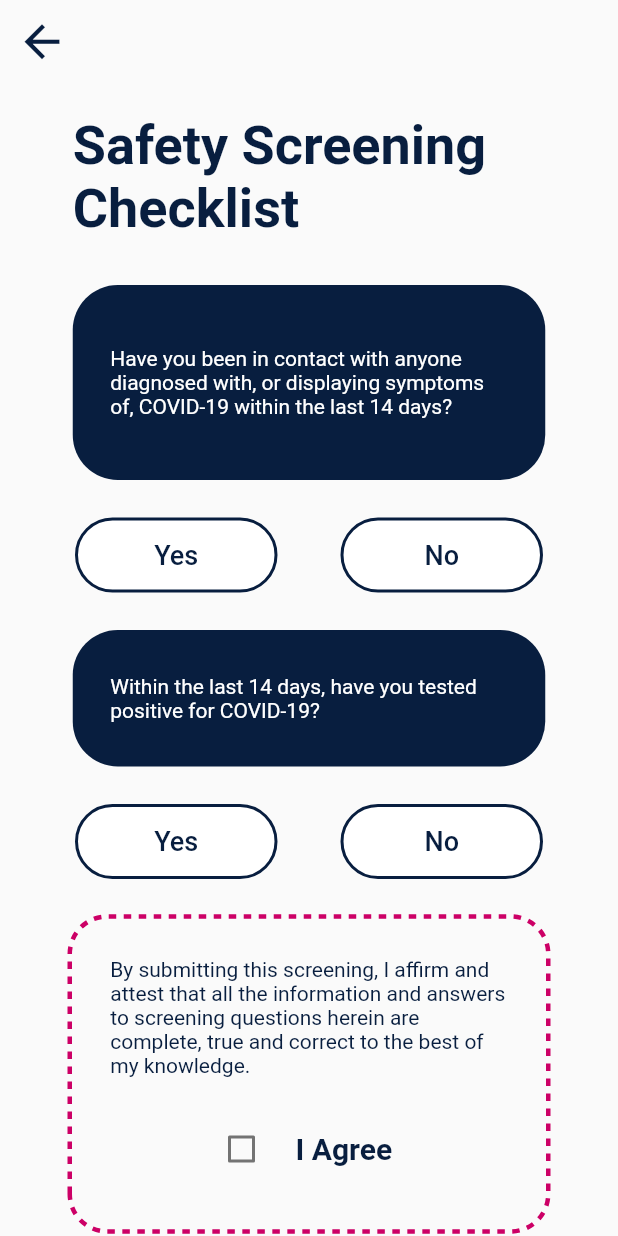
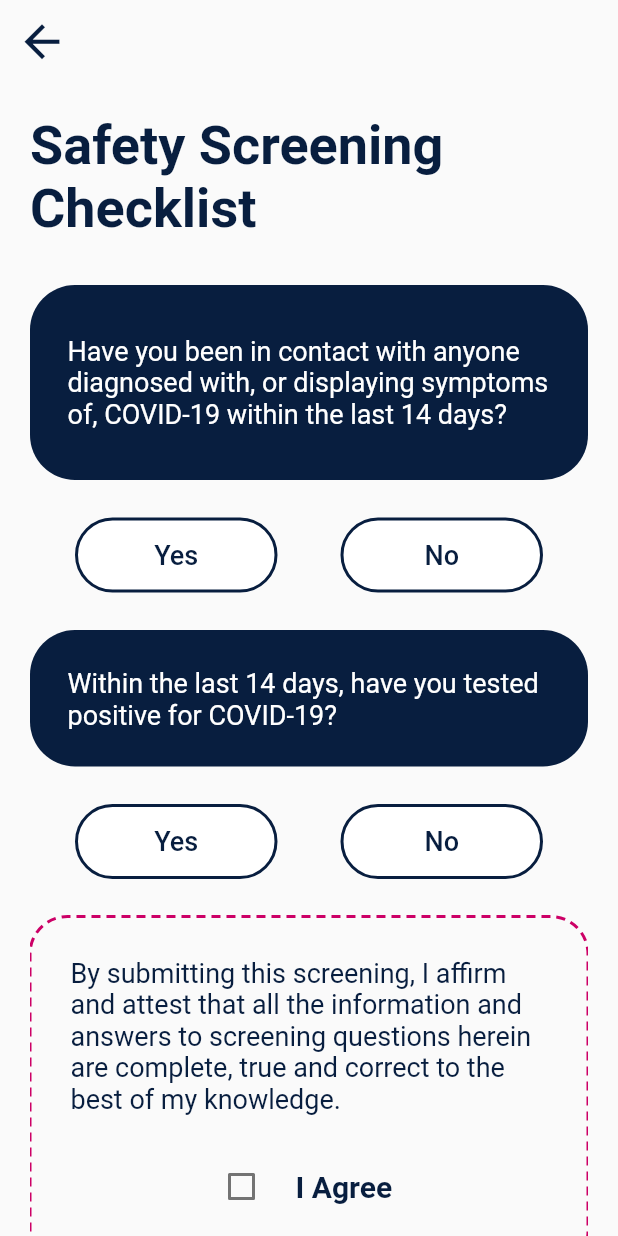
Before and after one commit to SparkDevTeams/MobileDev-Spring21, a Flutter app: the CheckListPageTwo screen opened directly, on a phone screen of 412 x 824 dp. Run offline on Flutter 3.47's test engine with Material 2 defaults, Android fonts, the phone set to English and light mode, and no system bars; drawn by our look-alikes of dotted_border; our stand-ins replace cloud_firestore, device_info, firebase_auth, firebase_core, fluttertoast; missing offline and left inert: flutter_nearby_connections; accounts and stored records are empty; Roboto replaces fonts that are missing (Be Vietnam).

Commit message:
Adjustments to the Screening checklist font sizes and alignments

```diff
--- a/p3_MAIN/lib/exposeNotif/exposureConfirmPage.dart
+++ b/p3_MAIN/lib/exposeNotif/exposureConfirmPage.dart
@@ -132,6 +132,7 @@ class _ExposureConfirmationState extends State<ExposureConfirmation> {
                     ),
                     onPressed: () {
                       print(user);
+                      // TODO, on pressed, take authID and send to exposed_id collection.
                       Navigator.push(
                           context,
                           MaterialPageRoute(
--- a/p3_MAIN/lib/exposeNotif/exposureThankyou.dart
+++ b/p3_MAIN/lib/exposeNotif/exposureThankyou.dart
@@ -70,6 +70,7 @@ class ExposureThankYouPage extends StatelessWidget {
                           onPressed: () {
                             Navigator.pop(context);
                             Navigator.pop(context);
+                            Navigator.pop(context);
                             // TODO add the other Navigator pop when the first page is added.
                             // Navigator.pop(context);
                           },
--- a/p3_MAIN/lib/screeningCheck/screeningChecklist.dart
+++ b/p3_MAIN/lib/screeningCheck/screeningChecklist.dart
@@ -55,16 +55,17 @@ class _CheckListPageOneState extends State<CheckListPageOne> {
               }, // TODO: Go back to homepage functionality
             )),
         body: Padding(
-          padding: const EdgeInsets.only(right: 20, left: 20),
+          padding: const EdgeInsets.only(right: 25, left: 25),
           child: ListView(
             children: <Widget>[
               // "Safety Screening Checklist" text.
               Container(
+                  width: 400,
                   padding:
                       EdgeInsets.only(top: 20), // Position of text on page.
                   alignment: Alignment.topCenter,
                   child: SizedBox(
-                    width: 315,
+                    width: 400,
                     child: Text('Safety Screening Checklist',
                         style: Theme.of(context).textTheme.headline1),
                   )),
@@ -75,7 +76,7 @@ class _CheckListPageOneState extends State<CheckListPageOne> {
                 alignment: Alignment.topCenter,
                 child: Container(
                   height: 152.0,
-                  width: 315.0,
+                  width: 400,
                   decoration: BoxDecoration(
                       // The edged box itself.
                       color: FIUNavyBlue,
@@ -333,7 +334,8 @@ class _CheckListPageTwoState extends State<CheckListPageTwo> {
         text: 'No'),
   ];
 
-  bool logicGate = false;     // logic gate for helping control the toggle 'yes / no' questions
+  bool logicGate =
+      false; // logic gate for helping control the toggle 'yes / no' questions
 
   AgreeSetting agreeButton = new AgreeSetting();
 
@@ -365,7 +367,7 @@ class _CheckListPageTwoState extends State<CheckListPageTwo> {
                         EdgeInsets.only(top: 20), // Position of text on page.
                     alignment: Alignment.topCenter,
                     child: SizedBox(
-                      width: 315,
+                      width: 400,
                       child: Text('Safety Screening Checklist',
                           style: Theme.of(context).textTheme.headline1),
                     )),
@@ -377,7 +379,7 @@ class _CheckListPageTwoState extends State<CheckListPageTwo> {
                   alignment: Alignment.topCenter,
                   child: Container(
                     height: 130.0,
-                    width: 315.0,
+                    width: 400,
                     decoration: BoxDecoration(
                         // The edged box itself.
                         color: FIUNavyBlue,
@@ -386,13 +388,13 @@ class _CheckListPageTwoState extends State<CheckListPageTwo> {
                     child: Padding(
                       padding: const EdgeInsets.all(25.0),
                       child: Container(
-                          width: 315,
+                          width: 400,
                           alignment: Alignment.center,
                           child: Text(
                               'Have you been in contact with anyone diagnosed with, or displaying symptoms of, COVID-19 within the last 14 days?',
                               style: TextStyle(
                                   fontFamily: "Be Vietnam",
-                                  fontSize: 14.0,
+                                  fontSize: 18.0,
                                   fontWeight: FontWeight.normal,
                                   color: Colors.white))),
                     ),
@@ -418,7 +420,7 @@ class _CheckListPageTwoState extends State<CheckListPageTwo> {
                   alignment: Alignment.topCenter,
                   child: Container(
                     height: 91.0,
-                    width: 315.0,
+                    width: 400,
                     decoration: BoxDecoration(
                         // The edged box itself.
                         color: FIUNavyBlue,
@@ -427,13 +429,13 @@ class _CheckListPageTwoState extends State<CheckListPageTwo> {
                     child: Padding(
                       padding: const EdgeInsets.all(25.0),
                       child: Container(
-                          width: 315,
+                          width: 400,
                           alignment: Alignment.center,
                           child: Text(
                               'Within the last 14 days, have you tested positive for COVID-19?',
                               style: TextStyle(
                                   fontFamily: "Be Vietnam",
-                                  fontSize: 14.0,
+                                  fontSize: 18.0,
                                   fontWeight: FontWeight.normal,
                                   color: Colors.white))),
                     ),
@@ -462,11 +464,11 @@ class _CheckListPageTwoState extends State<CheckListPageTwo> {
                       borderType: BorderType.RRect,
                       radius: Radius.circular(25.0),
                       color: FIUMagenta,
-                      strokeWidth: 3,
-                      dashPattern: [5, 5],
+                      strokeWidth: 2,
+                      dashPattern: [6, 4],
                       child: Container(
-                        height: 206.0,
-                        width: 315.0,
+                        //height: 250,
+                        width: 400,
                         child: Padding(
                           padding: const EdgeInsets.all(25.0),
                           child: Column(
@@ -475,7 +477,7 @@ class _CheckListPageTwoState extends State<CheckListPageTwo> {
                                 "By submitting this screening, I affirm and attest that all the information and answers to screening questions herein are complete, true and correct to the best of my knowledge.",
                                 style: TextStyle(
                                     fontFamily: "Be Vietnam",
-                                    fontSize: 14.0,
+                                    fontSize: 18.0,
                                     color: FIUNavyBlue),
                               ),
                               Container(
@@ -484,15 +486,15 @@ class _CheckListPageTwoState extends State<CheckListPageTwo> {
                                     padding: const EdgeInsets.only(top: 20.0),
                                     child: Container(
                                       child: Row(
-                                        crossAxisAlignment: CrossAxisAlignment.center,
+                                        crossAxisAlignment:
+                                            CrossAxisAlignment.center,
                                         children: [
                                           buildAgreeButton(
                                               setting: agreeButton),
                                         ],
                                       ),
                                     ),
-                                  )
-                                )
+                                  ))
                             ],
                           ),
                         ),
@@ -583,7 +585,8 @@ class _CheckListPageTwoState extends State<CheckListPageTwo> {
                         },
                       );
                     } else {
-                      var currTime = DateTime.now().toLocal();    // get the current time of submission
+                      var currTime = DateTime.now()
+                          .toLocal(); // get the current time of submission
                       String currDay = "";
                       String currMonth = "";
                       String ending = currTime.hour < 12 ? "AM" : "PM";
@@ -592,58 +595,47 @@ class _CheckListPageTwoState extends State<CheckListPageTwo> {
                       String currMin = "";
                       String currHourAndMin = "";
 
-                      if (currTime.day < 10)                      // for fixing day format
+                      if (currTime.day < 10) // for fixing day format
                       {
                         currDay = "0" + currTime.day.toString();
-                      }
-
-                      else
-                      {
+                      } else {
                         currDay = currTime.day.toString();
                       }
 
-                      if (currTime.month < 10)                    // for fixing month format
+                      if (currTime.month < 10) // for fixing month format
                       {
                         currMonth = "0" + currTime.month.toString();
-                      }
-
-                      else
-                      {
+                      } else {
                         currMonth = currTime.month.toString();
                       }
 
-                      if (currTime.hour > 12)                     // for fixing hour format
+                      if (currTime.hour > 12) // for fixing hour format
                       {
                         currHour = (currTime.hour - 12).toString();
-                      }
-
-                      else if (currTime.hour == 0)
-                      {
+                      } else if (currTime.hour == 0) {
                         currHour = "12";
-                      }
-
-                      else
-                      {
+                      } else {
                         currHour = currTime.hour.toString();
                       }
 
-                      if (currTime.hour == 24)
-                      {
+                      if (currTime.hour == 24) {
                         ending = "AM";
                       }
 
-                      if (currTime.minute < 10)                   // for fixing minute format
+                      if (currTime.minute < 10) // for fixing minute format
                       {
                         currMin = "0" + currTime.minute.toString();
-                      }
-
-                      else
-                      {
+                      } else {
                         currMin = currTime.minute.toString();
                       }
 
-                      currDate = currMonth + "/" + currDay + "/" + (currTime.year % 100).toString();
-                      currHourAndMin = currHour + ":" + currMin + " " + ending + " EST";
+                      currDate = currMonth +
+                          "/" +
+                          currDay +
+                          "/" +
+                          (currTime.year % 100).toString();
+                      currHourAndMin =
+                          currHour + ":" + currMin + " " + ending + " EST";
 
                       print(currDate + " at " + currHourAndMin);
 
@@ -738,12 +730,9 @@ class _CheckListPageTwoState extends State<CheckListPageTwo> {
               // if else statements to prevent counterTwo value of more than 2
               if (setting.clickCounter == 0) {
                 counterTwo++;
-                if (options2[0].value)
-                {
+                if (options2[0].value) {
                   logicGate = false;
-                }
-                else
-                {
+                } else {
                   logicGate = true;
                 }
               }
@@ -841,12 +830,14 @@ class _CheckListPageTwoState extends State<CheckListPageTwo> {
     @required
         AgreeSetting
             setting, // object of AgreeSetting passed here, contains properties for widget
-  }) => Expanded(
+  }) =>
+      Expanded(
         child: Align(
           child: Container(
             width: 150,
             child: CheckboxListTile(
-                value: setting.value,       // value of whether or not the checkbox is checked (true for checked, false for unchecked)
+                value: setting
+                    .value, // value of whether or not the checkbox is checked (true for checked, false for unchecked)
                 contentPadding: const EdgeInsets.only(right: 10, left: 10),
                 controlAffinity: ListTileControlAffinity.leading,
                 title: Text("I Agree",
@@ -859,10 +850,10 @@ class _CheckListPageTwoState extends State<CheckListPageTwo> {
                 onChanged: (value) => {
                       setState(() {
                         final newValue = !setting.value;
-                    setting.value = newValue;                       // either checks or unchecks the checkbox
+                        setting.value =
+                            newValue; // either checks or unchecks the checkbox
                       })
-                }
-              ),
+                    }),
           ),
         ),
       );
```
Also changed, not shown: p3_MAIN/lib/exposeNotif/exposureWelcome.dart (+18 -4 lines). Lines whose indentation alone changed are shown as unchanged.
